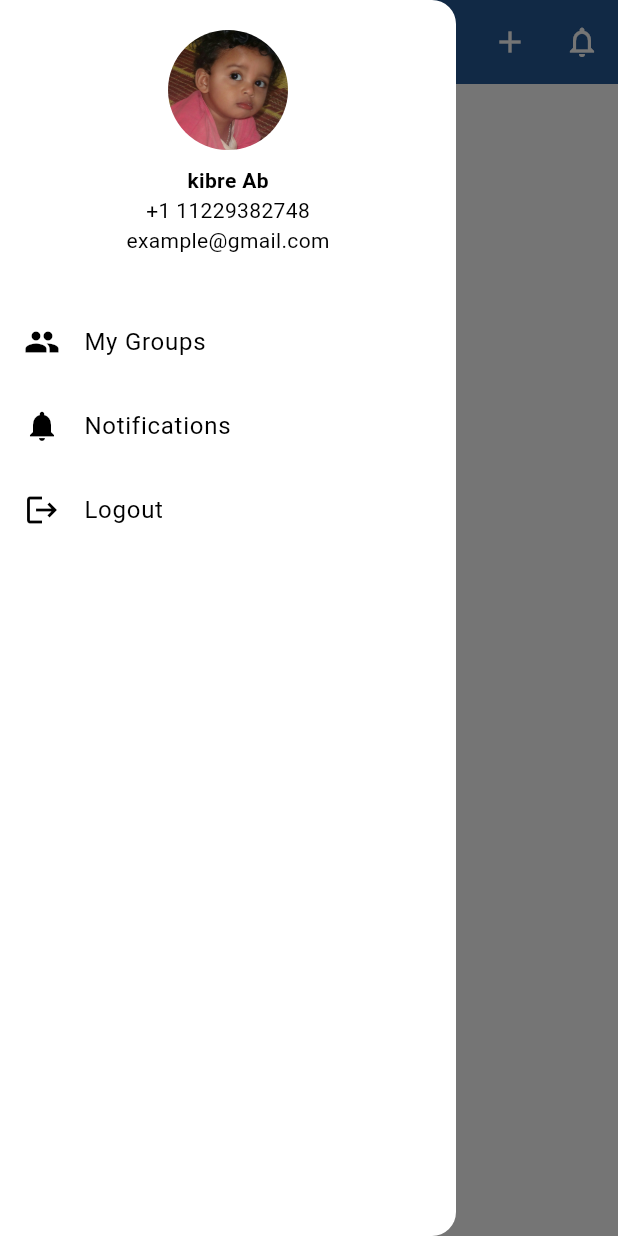
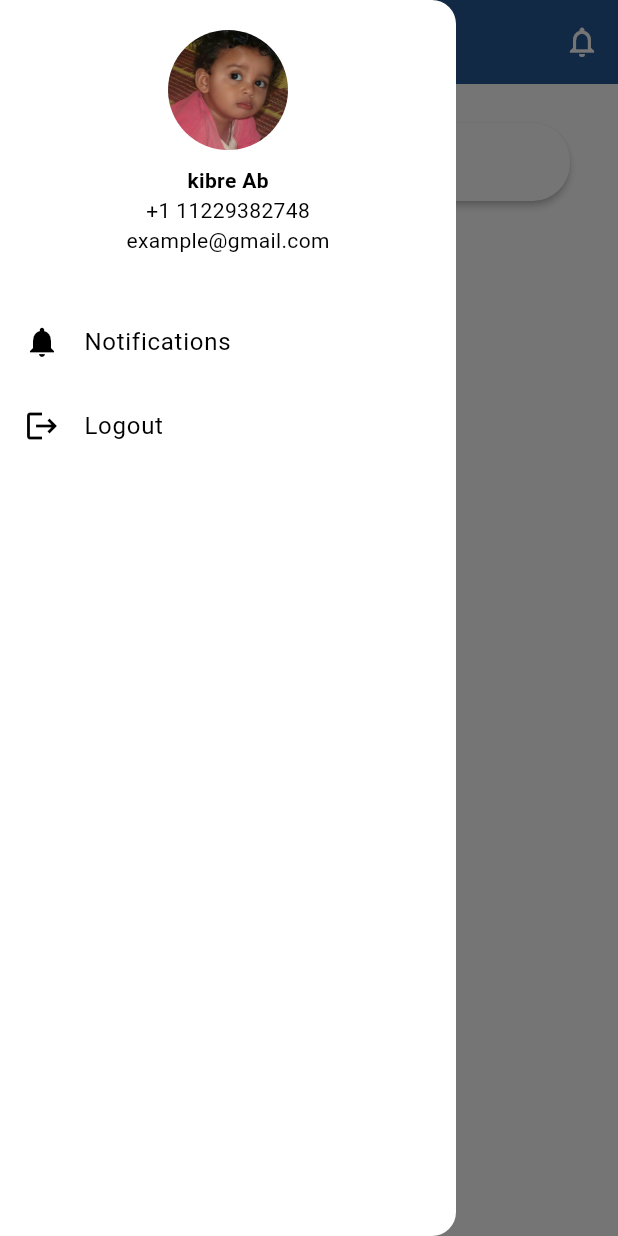
Before and after one commit to ellabek-web/loan_tracker, a Flutter app: the HomePage screen opened by its route, with the side drawer open, on a phone screen of 412 x 824 dp. Run offline on Flutter 3.47's test engine with Material 3 defaults, Android fonts, the phone set to English and light mode, and no system bars; our stand-ins replace cloud_firestore, firebase_auth, firebase_core, firebase_storage, flutter_svg, go_router; accounts and stored records are empty.

Commit message:
updated the home page

```diff
--- a/lib/providers/auth_provider.dart
+++ b/lib/providers/auth_provider.dart
@@ -1,4 +1,3 @@
-import 'dart:io';
 import 'package:flutter/material.dart';
 import 'package:firebase_auth/firebase_auth.dart';
 import 'package:cloud_firestore/cloud_firestore.dart';
--- a/lib/routing/app_router.dart
+++ b/lib/routing/app_router.dart
@@ -5,7 +5,6 @@ import 'package:loan_tracker/screens/group_page.dart';
 // import 'package:loan_tracker/screens/group_body.dart';
 import 'package:loan_tracker/screens/home_page.dart';
 import 'package:loan_tracker/screens/login_page.dart';
-import 'package:loan_tracker/screens/signUp_page.dart';
 import 'package:loan_tracker/screens/splash';
 
 final GoRouter appRouter =GoRouter(
@@ -25,7 +24,8 @@ final GoRouter appRouter =GoRouter(
 
     GoRoute(path: '/group',
     name:'group',
-    builder: (context, state) => CbeStaffPage(),),
+    builder: (context, state) => const CbeStaffPage(),),
+
 
     // GoRoute(path: '/customDrawer',
     // name: 'customDrawer',
--- a/lib/screens/custom_drawer.dart
+++ b/lib/screens/custom_drawer.dart
@@ -1,6 +1,5 @@
 import 'package:flutter/material.dart';
 import 'package:go_router/go_router.dart';
-
 
 class CustomDrawer extends StatelessWidget {
   const CustomDrawer({super.key});
@@ -27,11 +26,7 @@ class CustomDrawer extends StatelessWidget {
             const Text('+1 11229382748'),
             const Text('example@gmail.com'),
             const SizedBox(height: 30),
-            ListTile(
-              leading: const Icon(Icons.group),
-              title: const Text('My Groups'),
-              onTap: () {},
-            ),
+
             ListTile(
               leading: const Icon(Icons.notifications),
               title: const Text('Notifications'),
--- a/lib/screens/group_body.dart
+++ b/lib/screens/group_body.dart
@@ -1,6 +1,7 @@
 import 'package:flutter/material.dart';
 import 'package:loan_tracker/screens/create_group.dart';
-// import 'package:loan_tracker/screens/group_detail.dart';
+import 'package:loan_tracker/screens/group_page.dart';
+// import 'package:loan_tracker/screens/cbe_staff_page.dart'; /// import the detail page
 
 class GroupBody extends StatefulWidget {
   const GroupBody({super.key});
@@ -33,18 +34,8 @@ class _GroupBodyState extends State<GroupBody> {
   void _addGroup(String groupName) {
     setState(() {
       groups.add(groupName);
-      filteredGroups = groups
-          .where((group) => group.toLowerCase().contains(searchController.text.toLowerCase()))
-          .toList();
+      _filterGroups();
     });
-
-    // Navigate to group detail if needed
-    // Navigator.push(
-    //   context,
-    //   MaterialPageRoute(
-    //     builder: (_) => GroupDetailPage(groupName: groupName),
-    //   ),
-    // );
   }
 
   @override
@@ -56,8 +47,8 @@ class _GroupBodyState extends State<GroupBody> {
   @override
   Widget build(BuildContext context) {
     final isDark = Theme.of(context).brightness == Brightness.dark;
-    final textColor = isDark ? Colors.black : Colors.black;
-    final iconColor = isDark ? Colors.black : Colors.black;
+    final textColor = Colors.black;
+    final iconColor = Colors.black;
 
     return SafeArea(
       child: Scaffold(
@@ -93,12 +84,13 @@ class _GroupBodyState extends State<GroupBody> {
                   ...filteredGroups.map(
                     (groupName) => GestureDetector(
                       onTap: () {
-                        // Navigator.push(
-                        //   context,
-                        //   MaterialPageRoute(
-                        //     builder: (_) => GroupDetailPage(groupName: groupName),
-                        //   ),
-                        // );
+                        Navigator.push(
+                          context,
+                          MaterialPageRoute(
+                            builder: (_) => CbeStaffPage(),
+
+                          ),
+                        );
                       },
                       child: Container(
                         padding: const EdgeInsets.all(12),
@@ -127,7 +119,6 @@ class _GroupBodyState extends State<GroupBody> {
                       ),
                     ),
                   ),
-                  // Create Group Card
                   GestureDetector(
                     onTap: () async {
                       final newGroupName = await Navigator.push<String>(
--- a/lib/screens/home_page.dart
+++ b/lib/screens/home_page.dart
@@ -1,7 +1,6 @@
 import 'package:flutter/material.dart';
 import 'custom_drawer.dart';
 import 'group_body.dart';
-import 'package:go_router/go_router.dart';
 
 class HomePage extends StatefulWidget {
   const HomePage({super.key});
@@ -11,55 +10,33 @@ class HomePage extends StatefulWidget {
 }
 
 class _HomePageState extends State<HomePage> {
-  final List<String> _groups = [];
-
-  void _navigateAndCreateGroup() async {
-    final newGroupName = await context.push<String>('/create-group');
-    if (newGroupName != null && newGroupName.isNotEmpty) {
-      setState(() {
-        _groups.add(newGroupName);
-      });
-    }
-  }
-
-  void _openGroup(String groupName) {
-    context.go('/group?name=$groupName');
-  }
-
   @override
   Widget build(BuildContext context) {
     return Scaffold(
       drawer: const CustomDrawer(),
       appBar: AppBar(
+        // backgroundColor: Colors.grey[300],
         elevation: 0,
-        title: const Text('Account'),
+        title: const Text('account',  ),
+        // leading: Builder(
+        //   builder: (context) => IconButton(
+        //     icon: const Icon(Icons.menu,),
+        //     onPressed: () => Scaffold.of(context).openDrawer(),
+        //   ),
+        // ),
         actions: [
           IconButton(
-            icon: const Icon(Icons.add),
-            onPressed: _navigateAndCreateGroup,
-          ),
-          IconButton(
-            icon: const Icon(Icons.notifications_outlined),
+            icon: const Icon(Icons.notifications_outlined, ),
             onPressed: () {
               // Notification action
             },
           ),
         ],
       ),
-      body: Padding(
-        padding: const EdgeInsets.all(16),
-        child: _groups.isEmpty
-            ? const Center(child: Text("No groups created yet"))
-            : ListView.builder(
-                itemCount: _groups.length,
-                itemBuilder: (context, index) {
-                  final group = _groups[index];
-                  return ListTile(
-                    title: Text(group),
-                    onTap: () => _openGroup(group),
-                  );
-                },
-              ),
+      // backgroundColor: Colors.white,
+      body: const Padding(
+        padding: EdgeInsets.all(16),
+        child: GroupBody(),
       ),
     );
   }
--- a/lib/screens/login_page.dart
+++ b/lib/screens/login_page.dart
@@ -3,7 +3,6 @@ import 'package:flutter/material.dart';
 import 'package:provider/provider.dart';
 import '../../providers/auth_provider.dart';
 import 'package:go_router/go_router.dart';
-import 'package:flutter_signin_button/flutter_signin_button.dart';
 import 'package:flutter_svg/flutter_svg.dart';
 
 class LoginScreen extends StatefulWidget {
--- a/lib/screens/signUp_page.dart
+++ b/lib/screens/signUp_page.dart
@@ -3,7 +3,6 @@ import 'dart:io';
 import 'package:flutter/material.dart';
 import 'package:go_router/go_router.dart';
 import 'package:provider/provider.dart';
-import 'package:image_picker/image_picker.dart';
 import '../providers/auth_provider.dart';
 import 'package:firebase_auth/firebase_auth.dart' as firebase_auth;
 
```
Also changed, not shown: lib/screens/group_page.dart (+31 -22 lines). Lines whose indentation alone changed are shown as unchanged.
